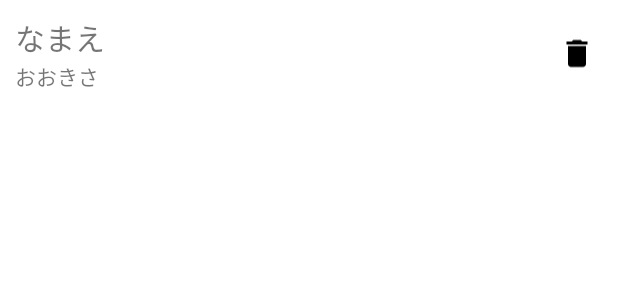
After one commit to takusan23/youshidoregurai, an Android app: the layout adapter_paper_list.xml on its own in the app's theme, with its tools: preview values and no code run, on a phone screen of 412 x 824 dp. The commit adds this screen. Shown: the top 300 px of the screen. Run offline under Robolectric (Android 15) with nearby library versions, the phone set to English and light mode, and no system bars.

Commit message:
いちらんつけた

```diff
--- a/app/src/main/java/io/github/takusan23/youshidoregurai/MainActivity.kt
+++ b/app/src/main/java/io/github/takusan23/youshidoregurai/MainActivity.kt
@@ -19,6 +19,7 @@ import com.google.ar.sceneform.AnchorNode
 import com.google.ar.sceneform.rendering.ModelRenderable
 import com.google.ar.sceneform.ux.TransformableNode
 import io.github.takusan23.youshidoregurai.BottomFragment.EditPaperBottomFragment
+import io.github.takusan23.youshidoregurai.BottomFragment.PaperListBottomFragment
 import io.github.takusan23.youshidoregurai.SQLiteHelper.PaperSQLiteHelper
 import kotlinx.android.synthetic.main.activity_main.*
 
@@ -103,7 +104,8 @@ class MainActivity : AppCompatActivity() {
         }
 
         ar_paper_add_button.setOnClickListener {
-
+            val paperListBottomFragment = PaperListBottomFragment()
+            paperListBottomFragment.show(supportFragmentManager, "list")
         }
 
     }
@@ -151,6 +153,7 @@ class MainActivity : AppCompatActivity() {
                         }
                         ar_tablayout.addTab(item)
                     }
+                    query.moveToNext()
                 }
             } else {
                 //初回起動時。A4 B5 はがき を生成する。
--- /dev/null
+++ b/app/src/main/res/drawable/ic_delete_black_24dp.xml
@@ -0,0 +1,9 @@
+<vector xmlns:android="http://schemas.android.com/apk/res/android"
+        android:width="24dp"
+        android:height="24dp"
+        android:viewportWidth="24.0"
+        android:viewportHeight="24.0">
+    <path
+        android:fillColor="#FF000000"
+        android:pathData="M6,19c0,1.1 0.9,2 2,2h8c1.1,0 2,-0.9 2,-2V7H6v12zM19,4h-3.5l-1,-1h-5l-1,1H5v2h14V4z"/>
+</vector>
--- /dev/null
+++ b/app/src/main/res/layout/adapter_paper_list.xml
@@ -0,0 +1,42 @@
+<?xml version="1.0" encoding="utf-8"?>
+<LinearLayout xmlns:android="http://schemas.android.com/apk/res/android"
+    xmlns:app="http://schemas.android.com/apk/res-auto"
+    android:layout_width="match_parent"
+    android:layout_height="wrap_content"
+    android:layout_margin="10sp"
+    android:orientation="vertical">
+
+    <LinearLayout
+        android:layout_width="match_parent"
+        android:layout_height="match_parent"
+        android:orientation="horizontal">
+
+        <LinearLayout
+            android:layout_width="wrap_content"
+            android:layout_height="wrap_content"
+            android:layout_weight="1"
+            android:orientation="vertical">
+
+            <TextView
+                android:id="@+id/adapter_title"
+                android:layout_width="match_parent"
+                android:layout_height="wrap_content"
+                android:text="なまえ"
+                android:textSize="20sp" />
+
+            <TextView
+                android:id="@+id/adapter_size"
+                android:layout_width="match_parent"
+                android:layout_height="wrap_content"
+                android:text="おおきさ" />
+        </LinearLayout>
+
+        <ImageView
+            android:id="@+id/adapter_delete"
+            android:layout_width="wrap_content"
+            android:layout_height="match_parent"
+            android:layout_margin="5sp"
+            app:srcCompat="@drawable/ic_delete_black_24dp" />
+    </LinearLayout>
+
+</LinearLayout>
--- a/app/src/main/res/layout/bottomfragment_paper_list.xml
+++ b/app/src/main/res/layout/bottomfragment_paper_list.xml
@@ -4,7 +4,7 @@
     android:layout_height="match_parent">
 
     <Button
-        android:id="@+id/button2"
+        android:id="@+id/bottom_fragment_list_add_button"
         android:layout_margin="10sp"
         android:layout_width="match_parent"
         android:layout_height="wrap_content"
```
Also changed, not shown: app/src/main/java/io/github/takusan23/youshidoregurai/BottomFragment/PaperListBottomFragment.kt (+79 -1 lines), app/src/main/java/io/github/takusan23/youshidoregurai/PaperListAdapter.kt (added, +63 -0 lines).
